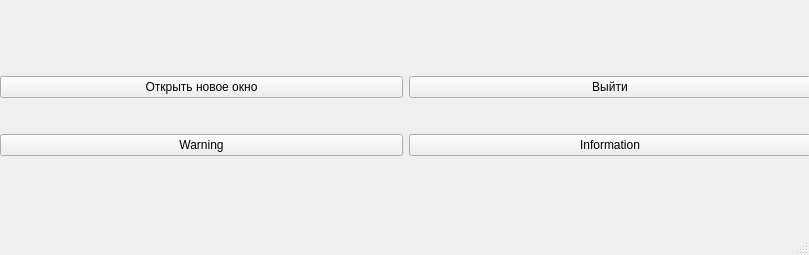
Above: Interface/mainwindow.ui from Doveri/komsomols_work before the change. Below: the same form after it.
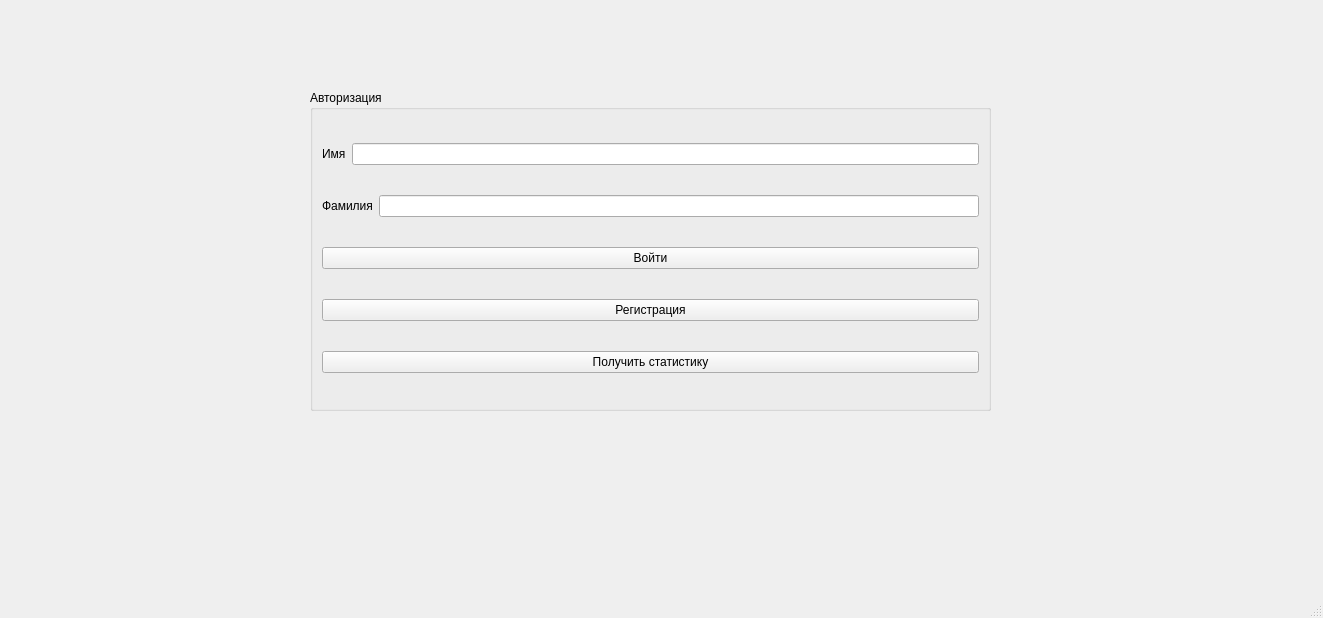
That is the form after the change.

Patch:
```diff
--- a/Interface/mainwindow.ui
+++ b/Interface/mainwindow.ui
@@ -6,49 +6,73 @@
    <rect>
     <x>0</x>
     <y>0</y>
-    <width>809</width>
-    <height>255</height>
+    <width>1323</width>
+    <height>618</height>
    </rect>
   </property>
   <property name="windowTitle">
    <string>MainWindow</string>
   </property>
   <widget class="QWidget" name="centralwidget">
-   <widget class="QWidget" name="">
+   <widget class="QGroupBox" name="RegisrtationBox">
     <property name="geometry">
      <rect>
-      <x>0</x>
-      <y>46</y>
-      <width>811</width>
-      <height>141</height>
+      <x>310</x>
+      <y>90</y>
+      <width>681</width>
+      <height>321</height>
      </rect>
     </property>
-    <layout class="QGridLayout" name="gridLayout">
-     <item row="0" column="0">
-      <widget class="QPushButton" name="pushButton">
-       <property name="text">
-        <string>Открыть новое окно</string>
-       </property>
-      </widget>
+    <property name="title">
+     <string>Авторизация</string>
+    </property>
+    <layout class="QVBoxLayout" name="verticalLayout">
+     <item>
+      <layout class="QHBoxLayout" name="horizontalLayout">
+       <item>
+        <widget class="QLabel" name="Name">
+         <property name="text">
+          <string>Имя</string>
+         </property>
+        </widget>
+       </item>
+       <item>
+        <widget class="QLineEdit" name="login"/>
+       </item>
+      </layout>
      </item>
-     <item row="0" column="1">
-      <widget class="QPushButton" name="pushButton_2">
+     <item>
+      <layout class="QHBoxLayout" name="horizontalLayout_2">
+       <item>
+        <widget class="QLabel" name="Surname">
+         <property name="text">
+          <string>Фамилия</string>
+         </property>
+        </widget>
+       </item>
+       <item>
+        <widget class="QLineEdit" name="pass"/>
+       </item>
+      </layout>
+     </item>
+     <item>
+      <widget class="QPushButton" name="auth">
        <property name="text">
-        <string>Выйти</string>
+        <string>Войти</string>
        </property>
       </widget>
      </item>
-     <item row="1" column="0">
-      <widget class="QPushButton" name="pushButton_3">
+     <item>
+      <widget class="QPushButton" name="reg">
        <property name="text">
-        <string>Warning</string>
+        <string>Регистрация</string>
        </property>
       </widget>
      </item>
-     <item row="1" column="1">
-      <widget class="QPushButton" name="pushButton_4">
+     <item>
+      <widget class="QPushButton" name="get_stats">
        <property name="text">
-        <string>Information</string>
+        <string>Получить статистику</string>
        </property>
       </widget>
      </item>
```
Left out of the diff: 2 changed lines with no effect on the pictures.
